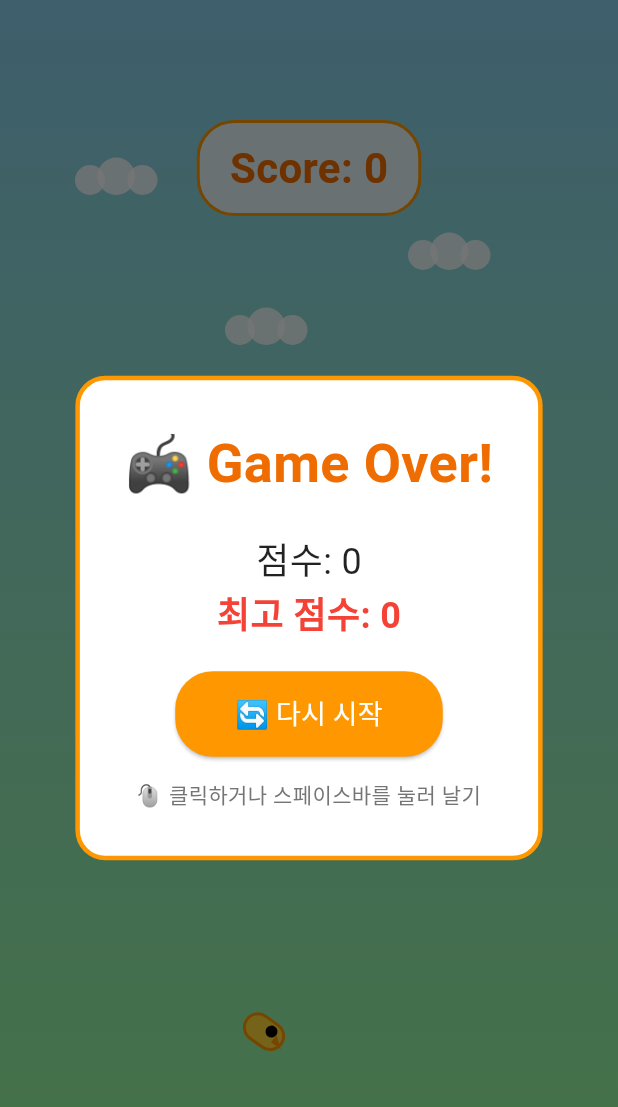
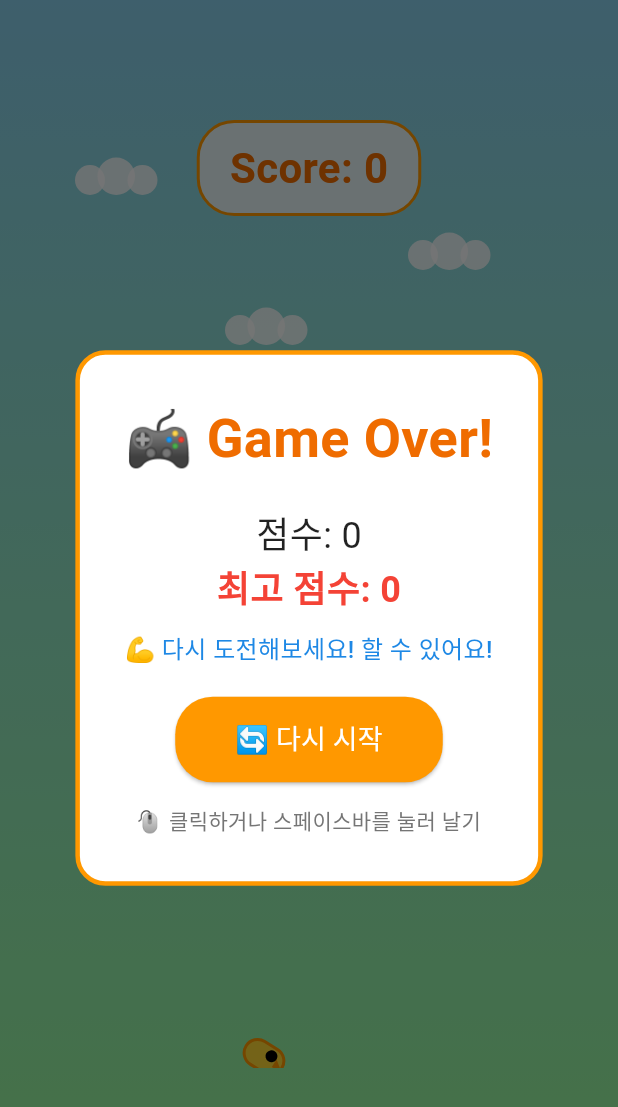
Before and after one commit to blacktop39/flappy_bird_game, a Flutter app: the screen it shows after launch, after a tap on "🚀 게임 시작", on a phone screen of 412 x 824 dp. Shown: the top 1107 px of the screen. Run offline on Flutter 3.47's test engine with Material 3 defaults, Android fonts, the phone set to English and light mode, and no system bars.

Commit message:
Make game easier and more enjoyable - reduce difficulty settings

```diff
--- a/lib/main.dart
+++ b/lib/main.dart
@@ -35,15 +35,15 @@ class _FlappyBirdGameState extends State<FlappyBirdGame>
   int score = 0;
   int bestScore = 0;
 
-  // 새 위치 및 물리
+  // 새 위치 및 물리 (쉽게 조정)
   double birdY = 0;
   double birdVelocity = 0;
-  double gravity = 0.8;
-  double jumpStrength = -12;
+  double gravity = 0.6;  // 중력 감소 (0.8 → 0.6)
+  double jumpStrength = -10;  // 점프력 감소 (-12 → -10)
 
-  // 파이프
+  // 파이프 (쉽게 조정)
   List<Pipe> pipes = [];
-  double pipeSpeed = 3;
+  double pipeSpeed = 2.5;  // 속도 감소 (3 → 2.5)
   Timer? gameTimer;
   Timer? pipeTimer;
 
@@ -89,8 +89,8 @@ class _FlappyBirdGameState extends State<FlappyBirdGame>
       }
     });
 
-    // 파이프 생성 (1.5초마다)
-    pipeTimer = Timer.periodic(Duration(milliseconds: 1500), (timer) {
+    // 파이프 생성 (2초마다로 변경 - 더 여유롭게)
+    pipeTimer = Timer.periodic(Duration(milliseconds: 2000), (timer) {
       if (!gameOver) {
         addPipe();
       }
@@ -123,9 +123,9 @@ class _FlappyBirdGameState extends State<FlappyBirdGame>
   }
 
   void addPipe() {
-    double gapHeight = 160;
-    double minHeight = 100;
-    double maxHeight = 300;
+    double gapHeight = 200;  // 간격 넓히기 (160 → 200)
+    double minHeight = 80;   // 최소 높이 줄이기 (100 → 80)
+    double maxHeight = 250;  // 최대 높이 줄이기 (300 → 250)
     double pipeHeight = minHeight + Random().nextDouble() * (maxHeight - minHeight);
 
     pipes.add(Pipe(
@@ -152,16 +152,16 @@ class _FlappyBirdGameState extends State<FlappyBirdGame>
   }
 
   void checkCollision() {
-    // 바닥이나 천장 충돌
-    if (birdY > 270 || birdY < -270) {
+    // 바닥이나 천장 충돌 (여유 공간 증가)
+    if (birdY > 280 || birdY < -280) {
       endGame();
       return;
     }
 
-    // 파이프 충돌
+    // 파이프 충돌 (충돌 감지를 더 관대하게)
     for (Pipe pipe in pipes) {
-      if (pipe.x > -80 && pipe.x < 80) {
-        if (birdY < -300 + pipe.topHeight + 20 || birdY > 300 - pipe.bottomHeight - 20) {
+      if (pipe.x > -70 && pipe.x < 70) {  // 충돌 범위 축소
+        if (birdY < -300 + pipe.topHeight + 30 || birdY > 300 - pipe.bottomHeight - 30) {  // 여유 공간 증가 (20 → 30)
           endGame();
           return;
         }
@@ -195,6 +195,17 @@ class _FlappyBirdGameState extends State<FlappyBirdGame>
     gameTimer?.cancel();
     pipeTimer?.cancel();
     birdAnimationController.repeat(reverse: true);
+  }
+
+  String _getScoreMessage(int score) {
+    if (score >= 50) return "🏆 전설적이에요! 마스터급!";
+    if (score >= 30) return "🌟 대단해요! 전문가네요!";
+    if (score >= 20) return "🎯 훌륭해요! 고수에요!";
+    if (score >= 15) return "👏 멋져요! 실력자네요!";
+    if (score >= 10) return "🎉 좋아요! 꽤 잘하시네요!";
+    if (score >= 5) return "😊 괜찮아요! 연습하면 더 잘할 수 있어요!";
+    if (score >= 1) return "🐦 첫 점수! 좋은 시작이에요!";
+    return "💪 다시 도전해보세요! 할 수 있어요!";
   }
 
   @override
@@ -393,6 +404,12 @@ class _FlappyBirdGameState extends State<FlappyBirdGame>
                                 '최고 점수: $bestScore',
                                 style: TextStyle(fontSize: 24, color: Colors.red, fontWeight: FontWeight.bold),
                               ),
+                              SizedBox(height: 10),
+                              Text(
+                                _getScoreMessage(score),
+                                style: TextStyle(fontSize: 16, color: Colors.blue.shade600, fontWeight: FontWeight.w500),
+                                textAlign: TextAlign.center,
+                              ),
                               SizedBox(height: 20),
                             ],
                             ElevatedButton(
```
